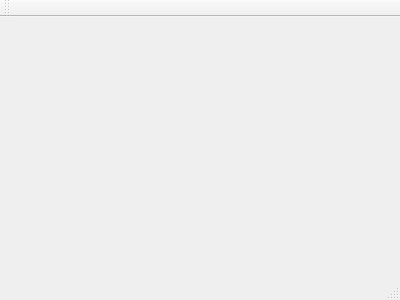
This is simpleIDE/mainwindow.ui in visualambda/simpleIDE as Qt 5 draws it before an edit. The edited form follows.
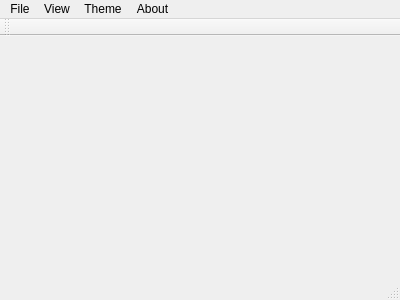
This is the edited form.

```diff
--- a/simpleIDE/mainwindow.ui
+++ b/simpleIDE/mainwindow.ui
@@ -26,6 +26,33 @@
    <property name="nativeMenuBar">
     <bool>true</bool>
    </property>
+   <widget class="QMenu" name="menuFile">
+    <property name="title">
+     <string>File</string>
+    </property>
+    <addaction name="actionExit"/>
+    <addaction name="actionSaveState"/>
+    <addaction name="actionRestoreState"/>
+   </widget>
+   <widget class="QMenu" name="menuView">
+    <property name="title">
+     <string>View</string>
+    </property>
+   </widget>
+   <widget class="QMenu" name="menuAbout">
+    <property name="title">
+     <string>About</string>
+    </property>
+   </widget>
+   <widget class="QMenu" name="menuTheme">
+    <property name="title">
+     <string>Theme</string>
+    </property>
+   </widget>
+   <addaction name="menuFile"/>
+   <addaction name="menuView"/>
+   <addaction name="menuTheme"/>
+   <addaction name="menuAbout"/>
   </widget>
   <widget class="QToolBar" name="mainToolBar">
    <attribute name="toolBarArea">
```
Left out of the diff: 15 changed lines with no effect on the pictures.
